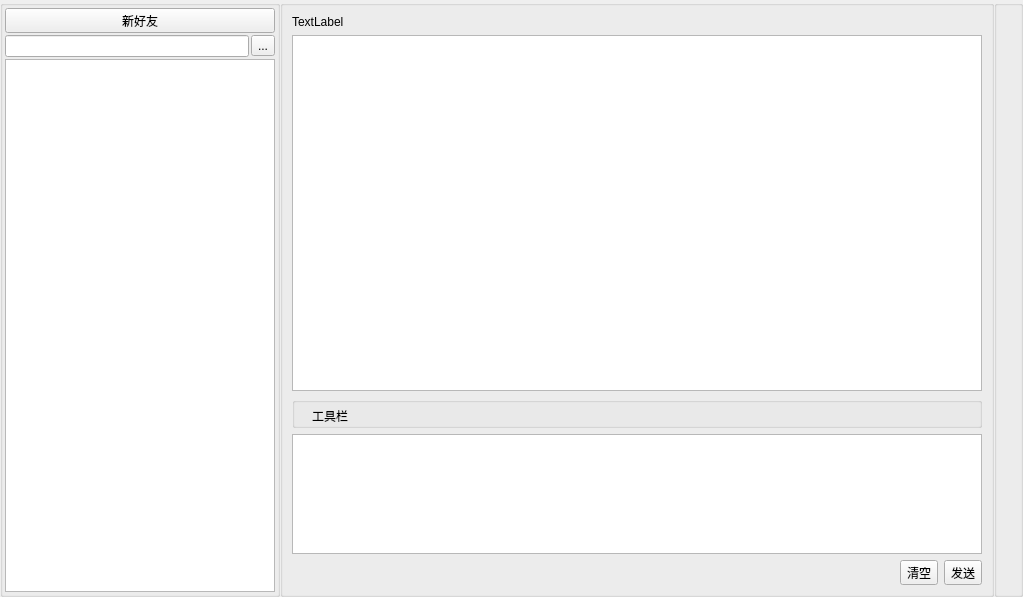
The window that client/friendpage.ui (fhwhsa/netdisk) describes before a commit, drawn with Qt 5.
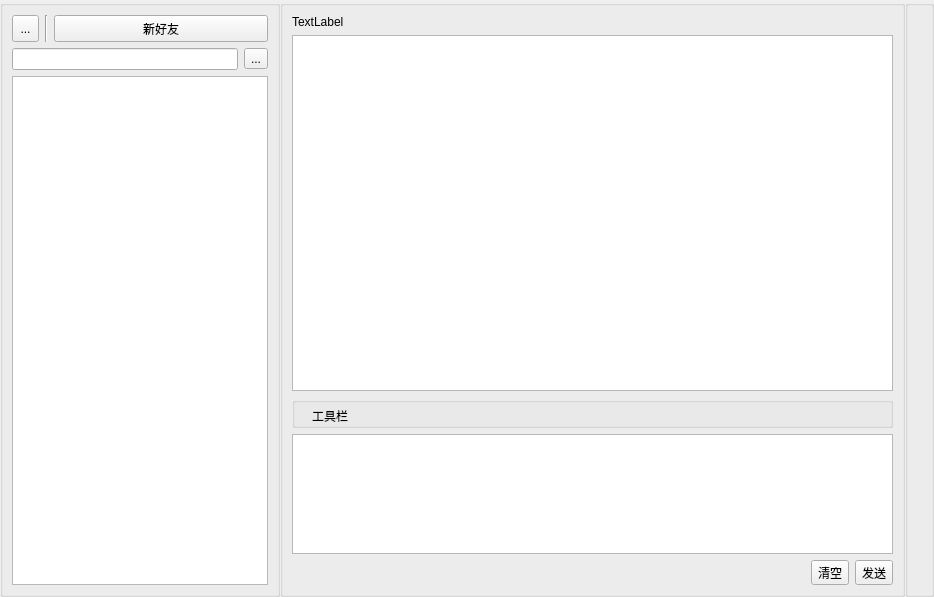
The same window after the commit. Icons and pictures are not drawn.

```diff
--- a/client/friendpage.ui
+++ b/client/friendpage.ui
@@ -6,7 +6,7 @@
    <rect>
     <x>0</x>
     <y>0</y>
-    <width>1023</width>
+    <width>934</width>
     <height>597</height>
    </rect>
   </property>
@@ -61,24 +61,44 @@
         <bool>false</bool>
        </property>
        <layout class="QVBoxLayout" name="verticalLayout_2">
-        <property name="spacing">
-         <number>2</number>
-        </property>
-        <property name="leftMargin">
-         <number>2</number>
-        </property>
-        <property name="topMargin">
-         <number>2</number>
-        </property>
-        <property name="rightMargin">
-         <number>2</number>
-        </property>
-        <property name="bottomMargin">
-         <number>2</number>
-        </property>
         <item>
          <layout class="QVBoxLayout" name="verticalLayout">
           <item>
+           <layout class="QHBoxLayout" name="horizontalLayout_5">
+            <item>
+             <widget class="QToolButton" name="tb_notification">
+              <property name="sizePolicy">
+               <sizepolicy hsizetype="Fixed" vsizetype="Fixed">
+                <horstretch>0</horstretch>
+                <verstretch>0</verstretch>
+               </sizepolicy>
+              </property>
+              <property name="minimumSize">
+               <size>
+                <width>27</width>
+                <height>27</height>
+               </size>
+              </property>
+              <property name="cursor">
+               <cursorShape>PointingHandCursor</cursorShape>
+              </property>
+              <property name="text">
+               <string>...</string>
+              </property>
+              <property name="icon">
+               <iconset resource="res.qrc">
+                <normaloff>:/img/res/img/notification.png</normaloff>:/img/res/img/notification.png</iconset>
+              </property>
+             </widget>
+            </item>
+            <item>
+             <widget class="Line" name="line">
+              <property name="orientation">
+               <enum>Qt::Vertical</enum>
+              </property>
+             </widget>
+            </item>
+            <item>
            <widget class="QToolButton" name="tb_newFriend">
             <property name="sizePolicy">
              <sizepolicy hsizetype="Preferred" vsizetype="Preferred">
@@ -93,6 +113,8 @@
              <string>新好友</string>
             </property>
            </widget>
+            </item>
+           </layout>
           </item>
           <item>
            <layout class="QHBoxLayout" name="horizontalLayout">
```
Lines whose indentation alone changed are shown as unchanged.
